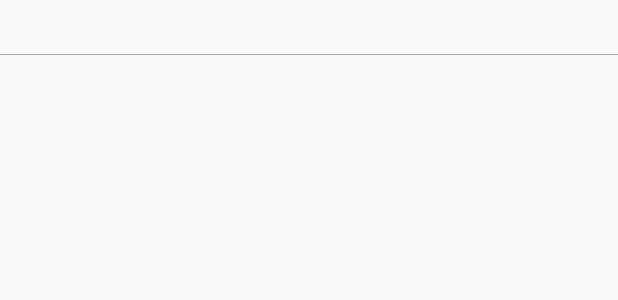
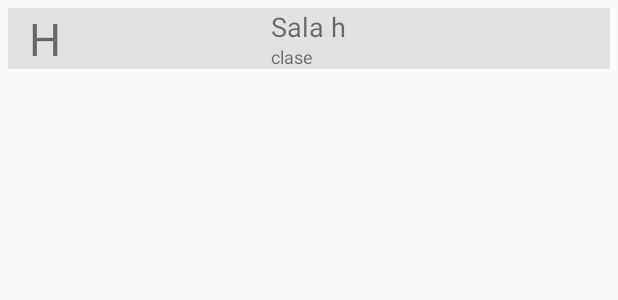
Before and after one commit to brayan-stiven-v-v/usi-app, an Android app: the layout item_salas.xml on its own in the app's theme, with its tools: preview values and no code run, on a phone screen of 412 x 824 dp. Shown: the top 300 px of the screen. Run offline under Robolectric (Android 15) with nearby library versions, the light colour scheme and no system bars.

Commit message:
Migracion a Android Nougat, modificacion recycler view

```diff
--- a/USI/app/src/main/AndroidManifest.xml
+++ b/USI/app/src/main/AndroidManifest.xml
@@ -23,7 +23,7 @@
                 android:value=".MainActivity" />
         </activity>
         <activity android:name=".Monitorias" />
-        <activity android:name=".detalles"></activity>
+        <activity android:name=".Detalles"></activity>
     </application>
 
 </manifest>
--- a/USI/app/src/main/java/com/appusi/usiunidaddeserviciosinformaticos/Monitorias.java
+++ b/USI/app/src/main/java/com/appusi/usiunidaddeserviciosinformaticos/Monitorias.java
@@ -169,7 +169,7 @@ public class Monitorias extends AppCompatActivity {
                     public void onItemClick(AdapterView<?> parent, View view, int position, long id) {
 
                         Monitores Monitores = result.get(position);
-                        Intent intent = new Intent(Monitorias.this, detalles.class);
+                        Intent intent = new Intent(Monitorias.this, Detalles.class);
                         intent.putExtra("mostrar_detalles", new Gson().toJson(Monitores));
                         startActivity(intent);
                         //Toast.makeText(getApplicationContext(), "Click en la imagen", Toast.LENGTH_SHORT).show();
--- a/USI/app/src/main/res/layout/item_salas.xml
+++ b/USI/app/src/main/res/layout/item_salas.xml
@@ -1,25 +1,40 @@
 <?xml version="1.0" encoding="utf-8"?>
-<LinearLayout
+<RelativeLayout
     xmlns:android="http://schemas.android.com/apk/res/android"
-    android:orientation="vertical"
+    android:orientation="horizontal"
     android:layout_width="match_parent"
-    android:layout_height="match_parent"
-    android:background="?android:attr/selectableItemBackground" >
+    android:layout_height="wrap_content"
+    android:background="#E2E2E2"
+    android:layout_margin="5dp">
+
+
+    <TextView
+        android:layout_width="50dp"
+        android:layout_height="wrap_content"
+        android:id="@+id/LblBloque"
+        android:text="H"
+        android:layout_alignParentTop="true"
+        android:layout_alignParentLeft="true"
+        android:layout_alignParentStart="true"
+        android:textSize="30sp"
+        android:textAlignment="center" />
 
     <TextView android:id="@+id/LblTitulo"
-        android:layout_width="match_parent"
-        android:layout_height="wrap_content" />
+        android:layout_width="wrap_content"
+        android:layout_height="wrap_content"
+        android:text="Sala h"
+        android:layout_alignParentTop="true"
+        android:layout_centerHorizontal="true"
+        android:textSize="18sp" />
 
     <TextView android:id="@+id/LblSubTitulo"
-        android:layout_width="match_parent"
+        android:layout_width="wrap_content"
         android:layout_height="wrap_content"
         android:textStyle="normal"
         android:textSize="12sp"
-        />
-    <View
-        android:layout_width="fill_parent"
-        android:layout_height="0.3dp"
-        android:id="@+id/separator"
-        android:visibility="visible"
-        android:background="@android:color/darker_gray"/>
-</LinearLayout>
+        android:text="clase"
+        android:layout_alignBottom="@+id/LblBloque"
+        android:layout_alignLeft="@+id/LblTitulo"
+        android:layout_alignStart="@+id/LblTitulo" />
+
+</RelativeLayout>
```
Also changed, not shown: USI/app/build.gradle (+14 -6 lines), USI/app/src/main/java/com/appusi/usiunidaddeserviciosinformaticos/Adapters/AdaptadorSalas.java (+28 -7 lines), USI/app/src/main/java/com/appusi/usiunidaddeserviciosinformaticos/Clases/Sala.java (added, +70 -0 lines), USI/app/src/main/java/com/appusi/usiunidaddeserviciosinformaticos/Detalles.java (added, +68 -0 lines), USI/app/src/main/java/com/appusi/usiunidaddeserviciosinformaticos/SalasActivity.java (+30 -31 lines), USI/app/src/main/java/com/appusi/usiunidaddeserviciosinformaticos/detalles.java (deleted, +0 -68 lines), 1 other file.
